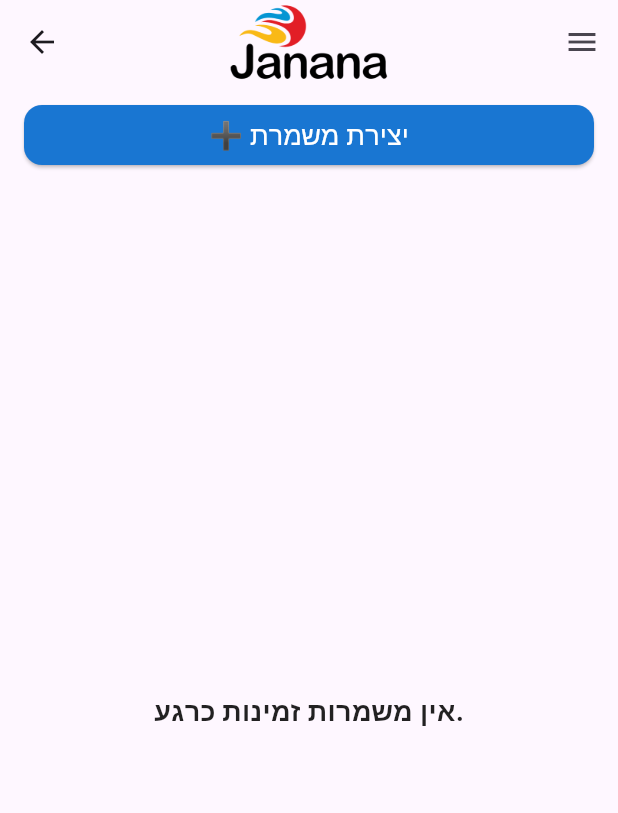
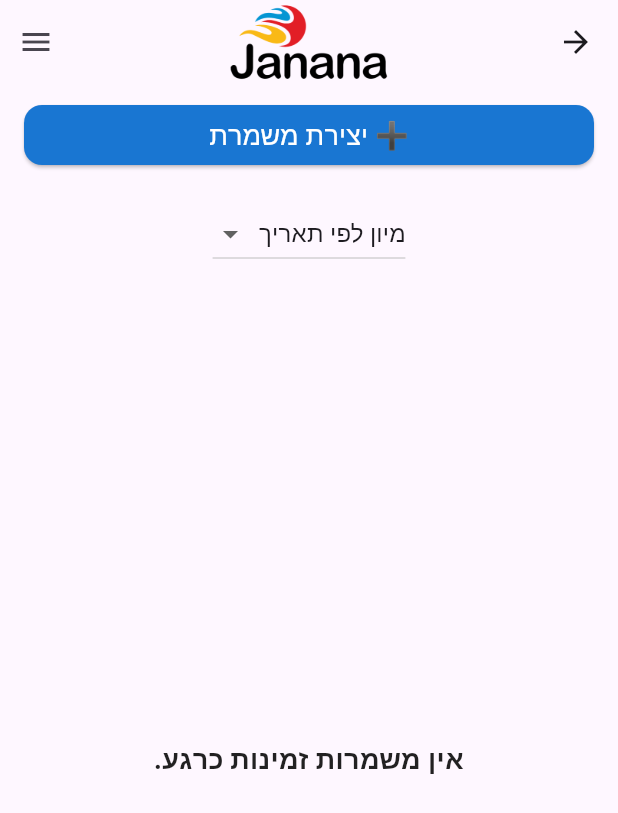
Before and after one commit to SamerNeiroukh/Park-Janana, a Flutter app: the ManagerShiftsScreen screen opened directly, on a phone screen of 412 x 824 dp. Shown: the top 813 px of the screen. Run offline on Flutter 3.47's test engine with Material 3 defaults, Android fonts, the phone set to English and light mode, and no system bars; our stand-ins replace cloud_firestore, firebase_auth, firebase_core, firebase_storage, image_picker, shared_preferences; accounts and stored records are empty; generated files the repository leaves out were written again.

Commit message:
continuation sorting functionality

```diff
--- a/lib/screens/manager_shifts_screen.dart
+++ b/lib/screens/manager_shifts_screen.dart
@@ -18,13 +18,17 @@ class _ManagerShiftsScreenState extends State<ManagerShiftsScreen> {
   final ShiftService _shiftService = ShiftService();
   final WorkerService _workerService = WorkerService();
 
+  String _sortOption = 'תאריך'; // ✅ Default to 'תאריך' (Date)
   @override
   Widget build(BuildContext context) {
-    return Scaffold(
+    return Directionality(
+      textDirection: TextDirection.rtl, // ✅ Right-to-Left layout
+      child: Scaffold(
         body: Column(
           children: [
             const UserHeader(),
             _buildCreateShiftButton(),
+            _buildSortOptions(),
             Expanded(
               child: StreamBuilder<List<ShiftModel>>(
                 stream: _shiftService.getShiftsStream(),
@@ -43,26 +47,50 @@ class _ManagerShiftsScreenState extends State<ManagerShiftsScreen> {
                   }
 
                   List<ShiftModel> shifts = snapshot.data!;
+                  shifts = _shiftService.sortShifts(shifts, _sortOption);
 
-                return ListView.builder(
+                  Map<String, List<ShiftModel>> groupedShifts = {};
+                  for (var shift in shifts) {
+                    String groupKey = _sortOption == 'תאריך'
+                        ? DateTimeUtils.formatDateWithDay(shift.date)
+                        : 'מחלקה: ${shift.department}';
+
+                    if (!groupedShifts.containsKey(groupKey)) {
+                      groupedShifts[groupKey] = [];
+                    }
+                    groupedShifts[groupKey]!.add(shift);
+                  }
+
+                  return ListView(
                     padding: const EdgeInsets.all(16.0),
-                  itemCount: shifts.length,
-                  itemBuilder: (context, index) {
-                    return ShiftCard(
-                      shift: shifts[index],
+                    children: groupedShifts.entries.map((entry) {
+                      return Column(
+                        crossAxisAlignment: CrossAxisAlignment.start,
+                        children: [
+                          Text(
+                            entry.key,
+                            style: const TextStyle(fontSize: 20, fontWeight: FontWeight.bold, color: Colors.blue),
+                          ),
+                          ...entry.value.map((shift) => ShiftCard(
+                                shift: shift,
                                 shiftService: _shiftService,
                                 workerService: _workerService,
-                    ); // ✅ Uses new ShiftCard widget
-                  },
+                              )),
+                          const SizedBox(height: 16),
+                        ],
+                      );
+                    }).toList(),
                   );
                 },
               ),
             ),
           ],
         ),
+      ),
     );
   }
 
+  // ✅ Create Shift Button in Hebrew
   Widget _buildCreateShiftButton() {
     return Container(
       width: double.infinity,
@@ -82,4 +110,25 @@ class _ManagerShiftsScreenState extends State<ManagerShiftsScreen> {
       ),
     );
   }
+
+  // ✅ Sort Options: Only "תאריך" and "מחלקה"
+  Widget _buildSortOptions() {
+  return Padding(
+    padding: const EdgeInsets.symmetric(horizontal: 16.0, vertical: 8.0),
+    child: DropdownButton<String>(
+  value: ['תאריך', 'מחלקה'].contains(_sortOption) ? _sortOption : 'תאריך',
+  items: ['תאריך', 'מחלקה'].map((String value) {
+    return DropdownMenuItem<String>(
+      value: value,
+      child: Text("מיון לפי $value"),
+    );
+  }).toList(),
+  onChanged: (newValue) {
+    setState(() {
+      _sortOption = newValue!;
+    });
+  },
+),
+  );
 }
+}
--- a/lib/widgets/shift_card.dart
+++ b/lib/widgets/shift_card.dart
@@ -27,7 +27,7 @@ class ShiftCardState extends State<ShiftCard> {
   final TextEditingController _messageController = TextEditingController();
   final User? _currentUser = FirebaseAuth.instance.currentUser;
 
-  List<String> _approvedWorkers =
+  final List<String> _approvedWorkers =
       []; // ✅ Temporary list to store approved workers
 
   @override
```
Also changed, not shown: lib/models/shift_model.dart (+20 -4 lines), lib/services/shift_service.dart (+21 -2 lines), lib/utils/datetime_utils.dart (+37 -3 lines). Lines whose indentation alone changed are shown as unchanged.
